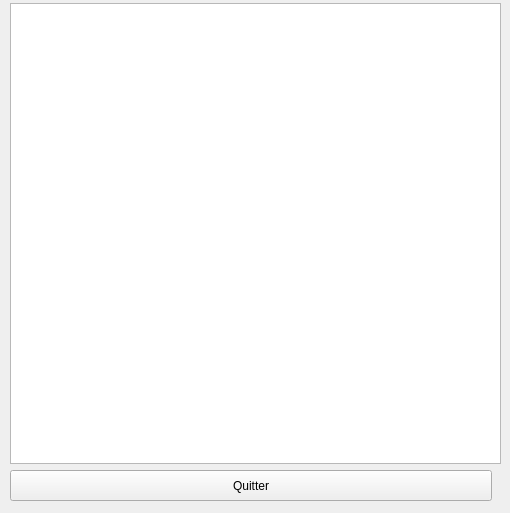
Before: the Qt Designer form Quixo/mainwindow.ui in GalpinKevin/Quixo, drawn with Qt 5.
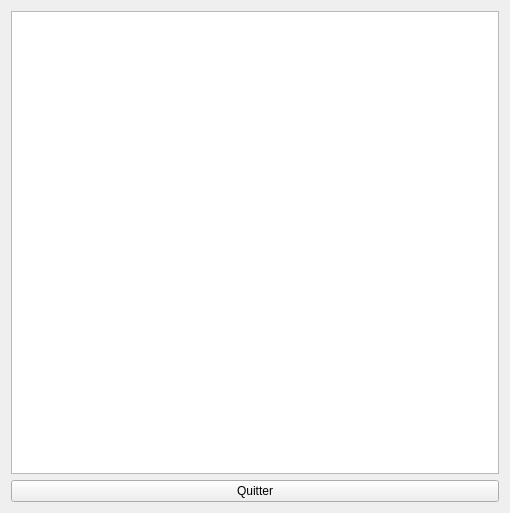
After: the same form once the commit is applied.

Patch:
```diff
--- a/Quixo/mainwindow.ui
+++ b/Quixo/mainwindow.ui
@@ -14,32 +14,22 @@
    <string>MainWindow</string>
   </property>
   <widget class="QWidget" name="centralWidget">
+   <layout class="QGridLayout" name="gridLayout">
+    <item row="0" column="0">
    <widget class="QGraphicsView" name="ma_vue">
     <property name="enabled">
      <bool>true</bool>
     </property>
-    <property name="geometry">
-     <rect>
-      <x>10</x>
-      <y>3</y>
-      <width>491</width>
-      <height>461</height>
-     </rect>
-    </property>
-   </widget>
+     </widget>
+    </item>
+    <item row="1" column="0">
    <widget class="QPushButton" name="pushButton">
-    <property name="geometry">
-     <rect>
-      <x>10</x>
-      <y>470</y>
-      <width>482</width>
-      <height>31</height>
-     </rect>
-    </property>
     <property name="text">
      <string>Quitter</string>
     </property>
    </widget>
+    </item>
+   </layout>
   </widget>
  </widget>
  <layoutdefault spacing="6" margin="11"/>
```
Lines whose indentation alone changed are shown as unchanged.
